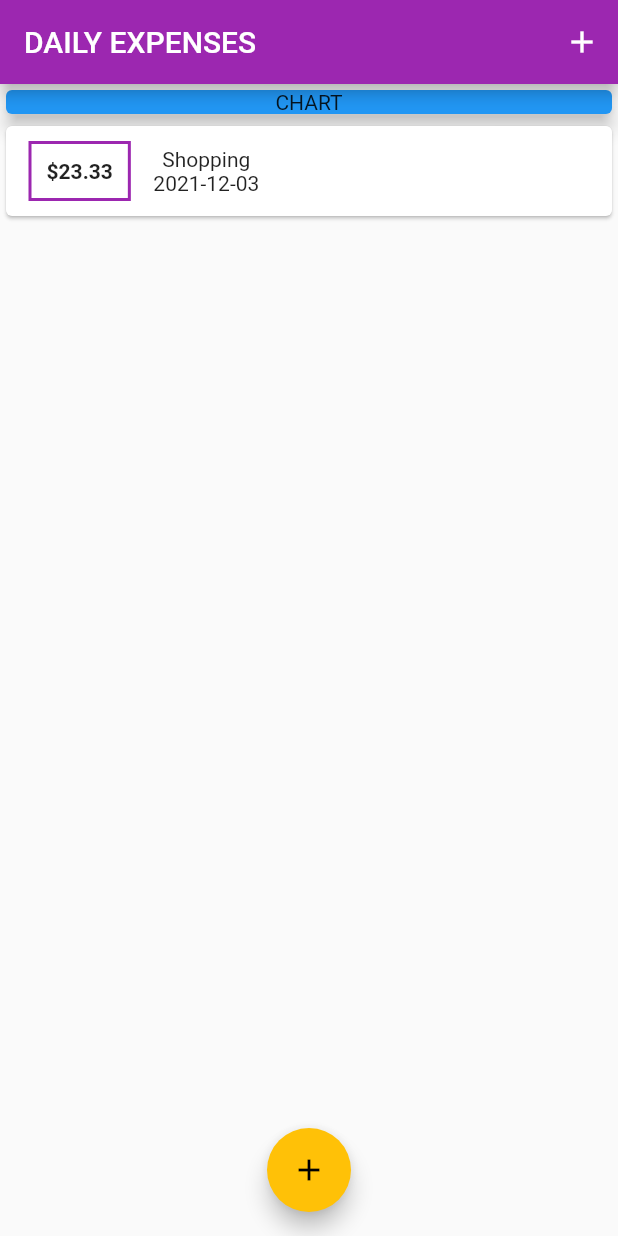
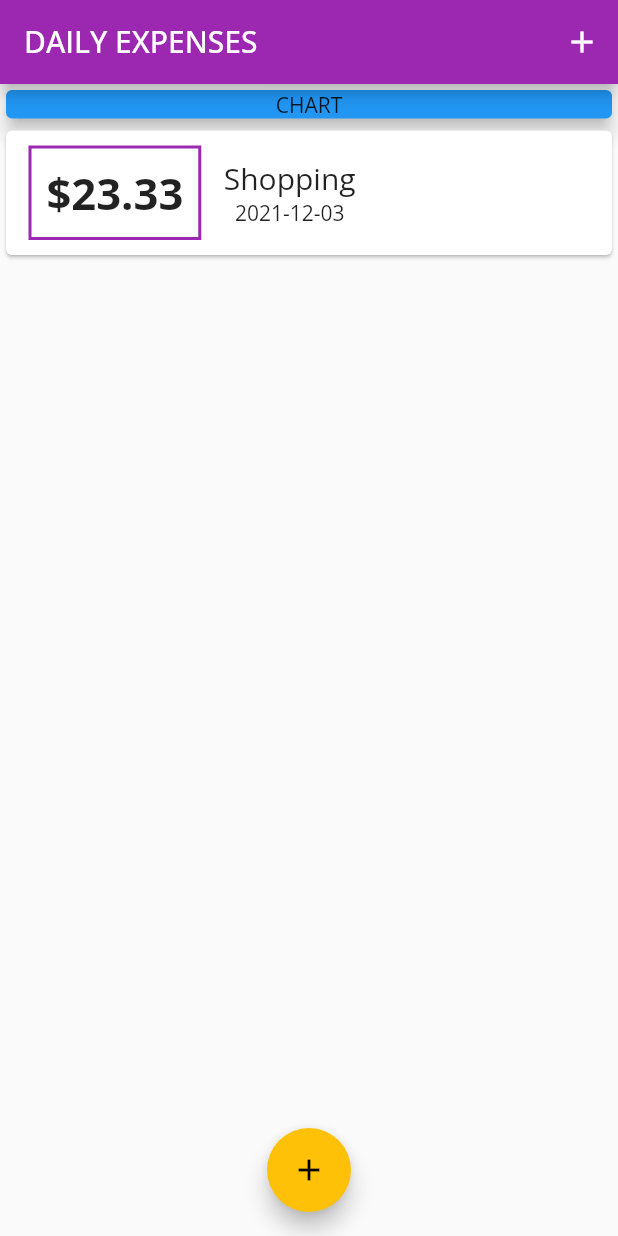
Before and after one commit to NewtonGain/home_test, a Flutter app: the screen it shows after launch, on a phone screen of 412 x 824 dp. Run offline on Flutter 3.47's test engine with Material 2 defaults, Android fonts, the light colour scheme and no system bars.

Commit message:
fonts add

```diff
--- a/lib/main.dart
+++ b/lib/main.dart
@@ -16,6 +16,7 @@ class MyApp extends StatelessWidget {
       theme: ThemeData(
         primarySwatch: Colors.purple,
         accentColor: Colors.amber,
+        fontFamily: 'Opensans',
       ),
       title: 'DAILY EXPENSES',
       home: MyHomePage(),
--- a/lib/widgets/transaction_list.dart
+++ b/lib/widgets/transaction_list.dart
@@ -24,12 +24,15 @@ class TransactionList extends StatelessWidget {
                   ),
                   child: Text(
                     '\$${transactions[index].amount.toStringAsFixed(2)}',
-                    style: TextStyle(fontWeight: FontWeight.bold),
+                    style: TextStyle(fontWeight: FontWeight.bold, fontSize: 29,),
                   ),
                 ),
                 Column(
                   children: [
-                    Text(transactions[index].title),
+                    Text(
+                      transactions[index].title,
+                      style: TextStyle(fontSize: 20),
+                    ),
                     Text(
                       DateFormat('yyyy-MM-dd').format(transactions[index].date),
                     ),
```
Also changed, not shown: pubspec.yaml (+12 -6 lines), fonts/OpenSans-Bold.ttf (added), fonts/OpenSans-BoldItalic.ttf (added), fonts/OpenSans-ExtraBold.ttf (added), fonts/OpenSans-ExtraBoldItalic.ttf (added), fonts/OpenSans-Italic.ttf (added), fonts/Praise-Regular.ttf (added).
